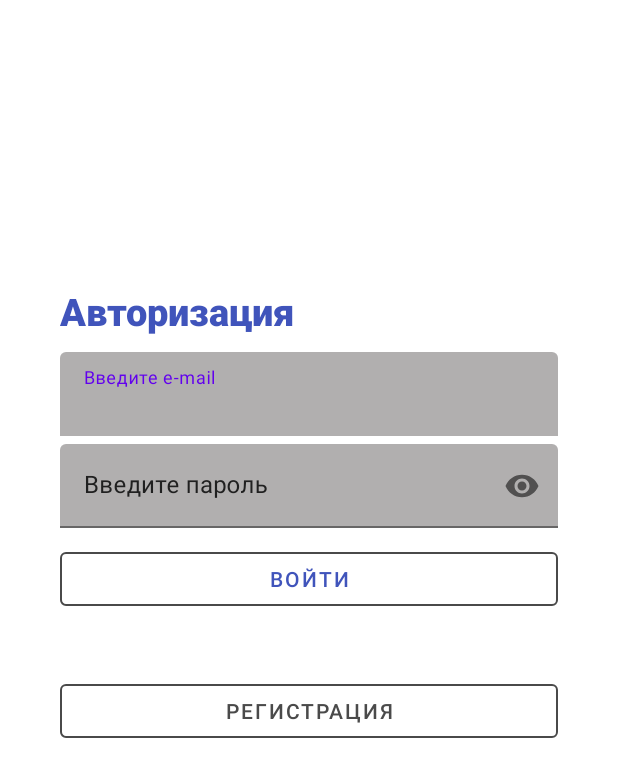
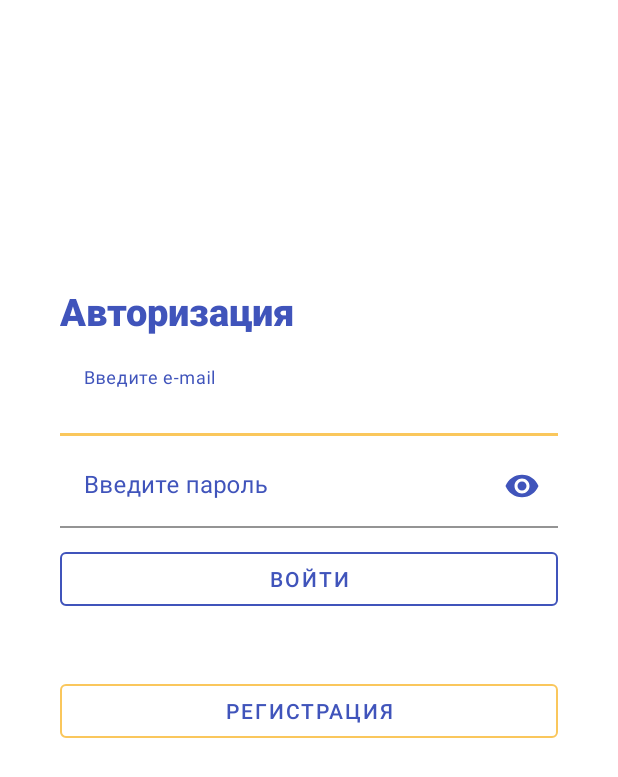
Before and after one commit to LoLichanxL/Project, an Android app: the screen it shows after launch (LoginActivity), on a phone screen of 412 x 824 dp. Shown: the top 777 px of the screen. Run offline under Robolectric (Android 15) with nearby library versions, the light colour scheme and no system bars; our stand-ins replace Firebase (no records; nobody signed in at launch, a user with empty details on screens opened directly).

Commit message:
ui change color

```diff
--- a/app/src/main/AndroidManifest.xml
+++ b/app/src/main/AndroidManifest.xml
@@ -5,7 +5,7 @@
     <uses-permission android:name="android.permission.INTERNET" />
     <application
         android:allowBackup="true"
-        android:icon="@mipmap/ic_launcher"
+        android:icon="@drawable/app_logo"
         android:label="@string/app_name"
         android:roundIcon="@mipmap/ic_launcher_round"
         android:supportsRtl="true"
--- a/app/src/main/res/layout/activity_login.xml
+++ b/app/src/main/res/layout/activity_login.xml
@@ -2,19 +2,19 @@
 <androidx.constraintlayout.widget.ConstraintLayout xmlns:android="http://schemas.android.com/apk/res/android"
     xmlns:app="http://schemas.android.com/apk/res-auto"
     xmlns:tools="http://schemas.android.com/tools"
+    android:id="@+id/login_view"
     android:layout_width="match_parent"
     android:layout_height="match_parent"
-    tools:context=".LoginActivity"
-    android:id="@+id/login_view"
-    >
+    tools:context=".LoginActivity">
+
     <LinearLayout
+        android:id="@+id/login_main_screen"
         android:layout_width="match_parent"
         android:layout_height="match_parent"
         android:background="@color/white"
         android:orientation="vertical"
-        android:padding="40dp"
-        android:id="@+id/login_main_screen"
-        >
+        android:padding="40dp">
+
         <TextView
             android:id="@+id/login_text"
             android:layout_width="match_parent"
@@ -34,16 +34,17 @@
             android:layout_marginTop="10dp"
             android:layout_marginBottom="5dp"
             android:hint="@string/hint_email"
-        android:textColorHint="@color/mediumGrey"
-        app:boxBackgroundColor="@color/ultraLightGrey"
-        app:boxStrokeColor="@color/ultraLightGrey">
+            android:textColorHint="@color/darkBlue"
+            app:boxBackgroundColor="@color/white"
+            app:boxStrokeColor="@color/yellow"
+            app:hintTextColor="@color/darkBlue">
 
             <com.google.android.material.textfield.TextInputEditText
                 android:id="@+id/login_email_edit"
                 android:layout_width="match_parent"
                 android:layout_height="wrap_content"
                 android:inputType="textEmailAddress"
-            android:textColor="@color/mediumGrey" />
+                android:textColor="@color/darkBlue" />
 
         </com.google.android.material.textfield.TextInputLayout>
 
@@ -54,11 +55,12 @@
             android:layout_height="wrap_content"
             android:layout_marginBottom="10dp"
             android:hint="@string/hint_password"
-        android:textColorHint="@color/mediumGrey"
-        app:boxBackgroundColor="@color/ultraLightGrey"
-        app:boxStrokeColor="@color/ultraLightGrey"
+            android:textColorHint="@color/darkBlue"
+            app:boxBackgroundColor="@color/white"
+            app:boxStrokeColor="@color/yellow"
             app:endIconMode="password_toggle"
-        app:hintTextColor="@color/lightGrey">
+            app:endIconTint="@color/darkBlue"
+            app:hintTextColor="@color/darkBlue">
 
             <com.google.android.material.textfield.TextInputEditText
                 android:id="@+id/login_password_edit"
@@ -77,7 +79,7 @@
             android:layout_marginBottom="40dp"
             android:text="@string/button_enter"
             android:textColor="@color/darkBlue"
-        app:strokeColor="@color/lightGrey" />
+            app:strokeColor="@color/darkBlue" />
 
         <com.google.android.material.button.MaterialButton
             android:id="@+id/login_register_button"
@@ -85,14 +87,14 @@
             android:layout_width="match_parent"
             android:layout_height="wrap_content"
             android:text="@string/button_register"
-        android:textColor="@color/lightGrey"
-        app:strokeColor="@color/lightGrey" />
+            android:textColor="@color/darkBlue"
+            app:strokeColor="@color/yellow" />
     </LinearLayout>
+
     <androidx.constraintlayout.widget.ConstraintLayout
+        android:id="@+id/registration_fragment_container"
         android:layout_width="match_parent"
         android:layout_height="match_parent"
-        android:id="@+id/registration_fragment_container"
-        android:visibility="gone"
-        />
+        android:visibility="gone" />
 
 </androidx.constraintlayout.widget.ConstraintLayout>
```
Also changed, not shown: app/src/main/res/layout/fragment_register.xml (+7 -7 lines). Lines whose indentation alone changed are shown as unchanged.
